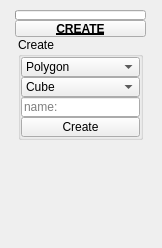
m3trik/tentacle, file tentacle/ui/uiLevel_3/create.ui: the form before one commit.
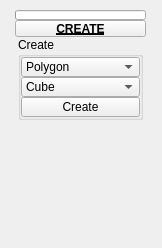
The form after the commit. Custom widgets are drawn as their Qt base class.

The edit to the form file:
```diff
--- a/tentacle/ui/uiLevel_3/create.ui
+++ b/tentacle/ui/uiLevel_3/create.ui
@@ -119,48 +119,8 @@
             <property name="spacing">
              <number>0</number>
             </property>
-            <item row="3" column="0" colspan="2">
-             <widget class="QPushButton" name="b000">
-              <property name="minimumSize">
-               <size>
-                <width>0</width>
-                <height>20</height>
-               </size>
-              </property>
-              <property name="maximumSize">
-               <size>
-                <width>999</width>
-                <height>20</height>
-               </size>
-              </property>
-              <property name="toolTip">
-               <string>Create the specified object. If a point is set, the object will be created at that coordinate.</string>
-              </property>
-              <property name="layoutDirection">
-               <enum>Qt::RightToLeft</enum>
-              </property>
-              <property name="text">
-               <string>Create</string>
-              </property>
-              <property name="checkable">
-               <bool>false</bool>
-              </property>
-              <property name="autoDefault">
-               <bool>false</bool>
-              </property>
-              <property name="default">
-               <bool>false</bool>
-              </property>
-              <property name="flat">
-               <bool>false</bool>
-              </property>
-              <property name="bnabled" stdset="0">
-               <bool>true</bool>
-              </property>
-             </widget>
-            </item>
             <item row="1" column="0" colspan="2">
-             <widget class="ComboBox" name="cmb001">
+             <widget class="ComboBox" name="cmb002">
               <property name="sizePolicy">
                <sizepolicy hsizetype="Fixed" vsizetype="Fixed">
                 <horstretch>0</horstretch>
@@ -259,8 +219,48 @@
               </item>
              </widget>
             </item>
+            <item row="2" column="0" colspan="2">
+             <widget class="QPushButton" name="b000">
+              <property name="minimumSize">
+               <size>
+                <width>0</width>
+                <height>20</height>
+               </size>
+              </property>
+              <property name="maximumSize">
+               <size>
+                <width>999</width>
+                <height>20</height>
+               </size>
+              </property>
+              <property name="toolTip">
+               <string>Create the specified object. If a point is set, the object will be created at that coordinate.</string>
+              </property>
+              <property name="layoutDirection">
+               <enum>Qt::RightToLeft</enum>
+              </property>
+              <property name="text">
+               <string>Create</string>
+              </property>
+              <property name="checkable">
+               <bool>false</bool>
+              </property>
+              <property name="autoDefault">
+               <bool>false</bool>
+              </property>
+              <property name="default">
+               <bool>false</bool>
+              </property>
+              <property name="flat">
+               <bool>false</bool>
+              </property>
+              <property name="bnabled" stdset="0">
+               <bool>true</bool>
+              </property>
+             </widget>
+            </item>
             <item row="0" column="0" colspan="2">
-             <widget class="ComboBox" name="cmb000">
+             <widget class="ComboBox" name="cmb001">
               <property name="sizePolicy">
                <sizepolicy hsizetype="Fixed" vsizetype="Fixed">
                 <horstretch>0</horstretch>
@@ -304,28 +304,6 @@
               </item>
              </widget>
             </item>
-            <item row="2" column="0" colspan="2">
-             <widget class="QLineEdit" name="t000">
-              <property name="minimumSize">
-               <size>
-                <width>0</width>
-                <height>20</height>
-               </size>
-              </property>
-              <property name="maximumSize">
-               <size>
-                <width>16777215</width>
-                <height>20</height>
-               </size>
-              </property>
-              <property name="toolTip">
-               <string>Create: set object name</string>
-              </property>
-              <property name="placeholderText">
-               <string>name:</string>
-              </property>
-             </widget>
-            </item>
            </layout>
            <zorder>cmb000</zorder>
            <zorder>t000</zorder>
```
Left out of the diff: 5 changed lines with no effect on the pictures.
